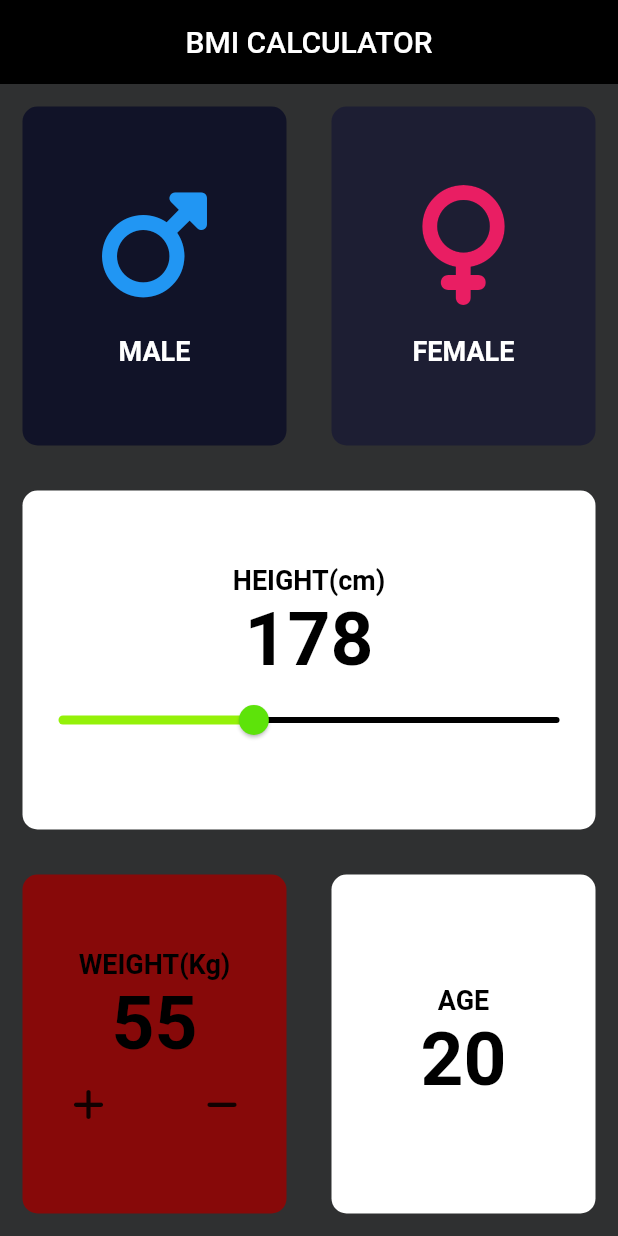
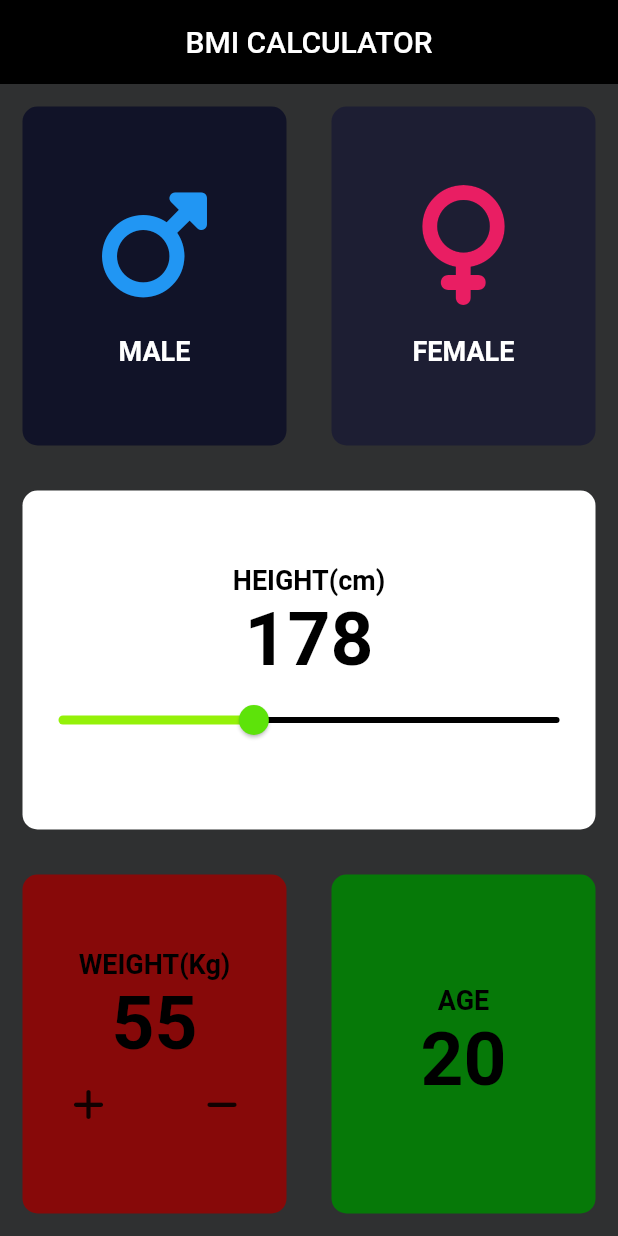
Before and after one commit to HEYKASHIF/Bmi_Calci, a Flutter app: the screen it shows after launch, on a phone screen of 412 x 824 dp. Run offline on Flutter 3.47's test engine with Material 2 defaults, Android fonts, the phone set to English and light mode, and no system bars; our stand-ins replace font_awesome_flutter.

Commit message:
4-may commit5

```diff
--- a/lib/pages/Home_page.dart
+++ b/lib/pages/Home_page.dart
@@ -196,7 +196,7 @@ class _HomePageState extends State<HomePage> {
                         )
                       ],
                     ),
-                    color: Colors.white,
+                    color: Color.fromARGB(255, 6, 121, 8),
                     onPress: () {},
                   ),
                 ),
```
